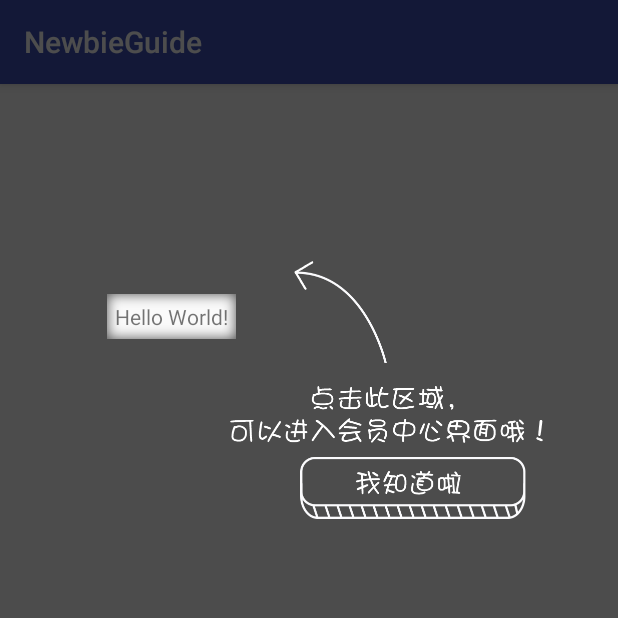
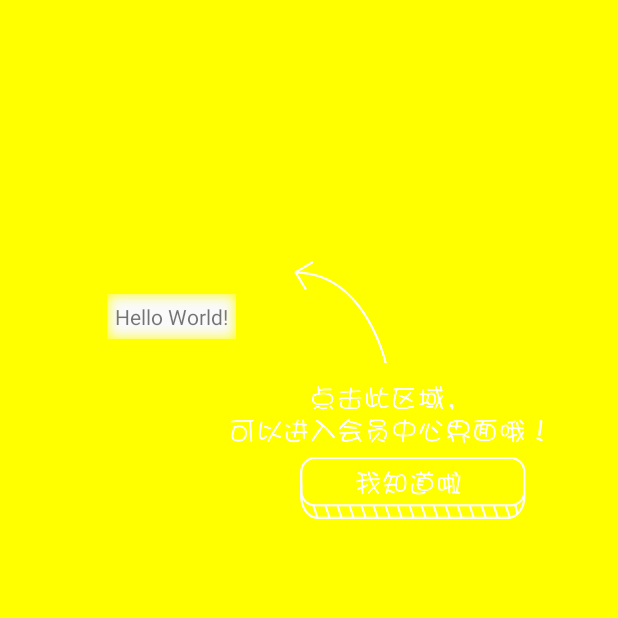
Before and after one commit to huburt-Hu/NewbieGuide, an Android app: the screen it shows after launch (MainActivity), on a phone screen of 412 x 824 dp, the top half of it. Run offline under Robolectric (Android 15) with nearby library versions, the phone set to English and light mode, and no system bars.

Commit message:
修复背景色无法自定义的bug

```diff
--- a/app/src/main/java/com/app/hubert/newbieguide/MainActivity.java
+++ b/app/src/main/java/com/app/hubert/newbieguide/MainActivity.java
@@ -21,6 +21,7 @@ public class MainActivity extends AppCompatActivity {
                 .setLabel("guide1")//设置引导层标示，必传！否则报错
                 .addHighLight(textView, HighLight.Type.RECTANGLE)//添加需要高亮的view
                 .setLayoutRes(R.layout.view_guide)//自定义的提示layout，不要添加背景色，引导层背景色通过setBackgroundColor()设置
+                .setBackgroundColor(Color.YELLOW)
                 .alwaysShow(true)
                 .show();//直接显示引导层
 
--- a/library/src/main/java/com/app/hubert/library/Controller.java
+++ b/library/src/main/java/com/app/hubert/library/Controller.java
@@ -61,7 +61,7 @@ public class Controller {
 
         guideLayout = new GuideLayout(activity);
         guideLayout.setHighLights(list);
-        if (backgroundColor > 0)
+        if (backgroundColor != 0)
             guideLayout.setBackgroundColor(backgroundColor);
 
 //        guideLayout.addView(getLeftIndicate(), getLp(0, 100));
```
